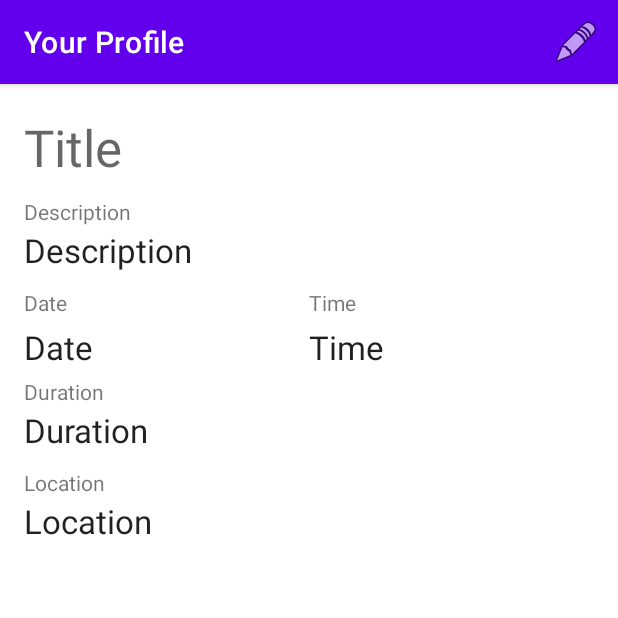
After one commit to stestrippoli/ShowProfileActivity, an Android app: the MainActivity screen opened directly, with no data from a screen before it, on a phone screen of 412 x 824 dp, the top half of it. The commit adds this screen. Run offline under Robolectric (Android 15) with nearby library versions, the phone set to English and light mode, and no system bars.

Commit message:
Added fragment and changes to menu item

```diff
--- a/app/build.gradle
+++ b/app/build.gradle
@@ -40,6 +40,10 @@ dependencies {
     implementation 'androidx.appcompat:appcompat:1.4.1'
     implementation 'com.google.android.material:material:1.5.0'
     implementation 'androidx.constraintlayout:constraintlayout:2.1.3'
+    implementation 'androidx.fragment:fragment-ktx:1.4.1'
+    implementation 'androidx.lifecycle:lifecycle-viewmodel-ktx:2.4.1'
+    implementation 'androidx.lifecycle:lifecycle-livedata-ktx:2.4.1'
+    implementation 'androidx.legacy:legacy-support-v4:1.0.0'
     testImplementation 'junit:junit:4.13.2'
     androidTestImplementation 'androidx.test.ext:junit:1.1.3'
     androidTestImplementation 'androidx.test.espresso:espresso-core:3.4.0'
--- /dev/null
+++ b/app/src/main/java/com/example/showprofileactivity/MainActivity.kt
@@ -0,0 +1,14 @@
+package com.example.showprofileactivity
+
+import androidx.appcompat.app.AppCompatActivity
+import android.os.Bundle
+import android.view.Menu
+import android.view.MenuInflater
+import android.view.MenuItem
+
+class MainActivity : AppCompatActivity() {
+    override fun onCreate(savedInstanceState: Bundle?) {
+        super.onCreate(savedInstanceState)
+        setContentView(R.layout.activity_main)
+    }
+}
--- a/app/src/main/java/com/example/showprofileactivity/ShowProfileActivity.kt
+++ b/app/src/main/java/com/example/showprofileactivity/ShowProfileActivity.kt
@@ -22,9 +22,9 @@ class ShowProfileActivity : AppCompatActivity() {
         val namebox = findViewById<TextView>(R.id.name)
         val nicknamebox = findViewById<TextView>(R.id.nickname)
         val emailbox = findViewById<TextView>(R.id.email)
-        val locationbox = findViewById<TextView>(R.id.location)
+        val locationbox = findViewById<TextView>(R.id.locationLabel)
         val skillsbox = findViewById<TextView>(R.id.skills)
-        val descbox = findViewById<TextView>(R.id.description)
+        val descbox = findViewById<TextView>(R.id.descriptionLabel)
         val sharedPref =this.getPreferences(Context.MODE_PRIVATE) ?: return
         val myJSON = JSONObject(
             sharedPref.getString("profile",
@@ -57,9 +57,9 @@ class ShowProfileActivity : AppCompatActivity() {
         b.putString("showprofileactivity.FULL_NAME", findViewById<TextView>(R.id.name).text.toString())
         b.putString("showprofileactivity.NICKNAME", findViewById<TextView>(R.id.nickname).text.toString())
         b.putString("showprofileactivity.EMAIL", findViewById<TextView>(R.id.email).text.toString())
-        b.putString("showprofileactivity.LOCATION", findViewById<TextView>(R.id.location).text.toString())
+        b.putString("showprofileactivity.LOCATION", findViewById<TextView>(R.id.locationLabel).text.toString())
         b.putString("showprofileactivity.SKILLS", findViewById<TextView>(R.id.skills).text.toString())
-        b.putString("showprofileactivity.DESCRIPTION", findViewById<TextView>(R.id.description).text.toString())
+        b.putString("showprofileactivity.DESCRIPTION", findViewById<TextView>(R.id.descriptionLabel).text.toString())
         b.putString("showprofileactivity.IMG", myJSON.getString("img").toString())
         i.putExtras(b)
 
--- /dev/null
+++ b/app/src/main/java/com/example/showprofileactivity/TimeSlotDetailsFragment.kt
@@ -0,0 +1,72 @@
+package com.example.showprofileactivity
+
+import android.os.Bundle
+import android.view.*
+import androidx.fragment.app.Fragment
+import android.view.Menu
+import android.view.MenuInflater
+import android.view.MenuItem
+
+// TODO: Rename parameter arguments, choose names that match
+// the fragment initialization parameters, e.g. ARG_ITEM_NUMBER
+private const val ARG_PARAM1 = "param1"
+private const val ARG_PARAM2 = "param2"
+
+/**
+ * A simple [Fragment] subclass.
+ * Use the [TimeSlotDetailsFragment.newInstance] factory method to
+ * create an instance of this fragment.
+ */
+class TimeSlotDetailsFragment : Fragment() {
+    // TODO: Rename and change types of parameters
+    private var param1: String? = null
+    private var param2: String? = null
+
+    override fun onCreate(savedInstanceState: Bundle?) {
+        super.onCreate(savedInstanceState)
+        arguments?.let {
+            param1 = it.getString(ARG_PARAM1)
+            param2 = it.getString(ARG_PARAM2)
+        }
+        setHasOptionsMenu(true)
+    }
+
+    override fun onCreateView(
+        inflater: LayoutInflater, container: ViewGroup?,
+        savedInstanceState: Bundle?
+    ): View? {
+        // Inflate the layout for this fragment
+        return inflater.inflate(R.layout.fragment_time_slot_details, container, false)
+    }
+
+    companion object {
+        /**
+         * Use this factory method to create a new instance of
+         * this fragment using the provided parameters.
+         *
+         * @param param1 Parameter 1.
+         * @param param2 Parameter 2.
+         * @return A new instance of fragment TimeSlotDetailsFragment.
+         */
+        // TODO: Rename and change types and number of parameters
+        @JvmStatic
+        fun newInstance(param1: String, param2: String) =
+            TimeSlotDetailsFragment().apply {
+                arguments = Bundle().apply {
+                    putString(ARG_PARAM1, param1)
+                    putString(ARG_PARAM2, param2)
+                }
+            }
+    }
+
+    override fun onCreateOptionsMenu(menu: Menu, inflater:MenuInflater){
+        inflater.inflate(R.menu.fragment_menu, menu)
+        super.onCreateOptionsMenu(menu, inflater)
+    }
+
+    override fun onOptionsItemSelected(item: MenuItem): Boolean {
+        super.onContextItemSelected(item)
+        //editFragment()
+        return true
+    }
+}
--- a/app/src/main/res/layout-land/activity_show_profile.xml
+++ b/app/src/main/res/layout-land/activity_show_profile.xml
@@ -64,7 +64,7 @@
                 android:textSize="22sp" />
 
             <TextView
-                android:id="@+id/location"
+                android:id="@+id/locationLabel"
                 android:layout_width="match_parent"
                 android:layout_height="wrap_content"
                 android:layout_marginBottom="12dp"
@@ -143,7 +143,7 @@
                 android:textSize="22sp" />
 
             <TextView
-                android:id="@+id/description"
+                android:id="@+id/descriptionLabel"
 
                 android:layout_width="match_parent"
                 android:layout_height="wrap_content"
--- /dev/null
+++ b/app/src/main/res/layout/activity_main.xml
@@ -0,0 +1,18 @@
+<?xml version="1.0" encoding="utf-8"?>
+<androidx.constraintlayout.widget.ConstraintLayout xmlns:android="http://schemas.android.com/apk/res/android"
+    xmlns:app="http://schemas.android.com/apk/res-auto"
+    xmlns:tools="http://schemas.android.com/tools"
+    android:layout_width="match_parent"
+    android:layout_height="match_parent"
+    tools:context=".MainActivity">
+
+    <androidx.fragment.app.FragmentContainerView
+        android:id="@+id/fragmentContainerView"
+        android:name="com.example.showprofileactivity.TimeSlotDetailsFragment"
+        android:layout_width="0dp"
+        android:layout_height="0dp"
+        app:layout_constraintBottom_toBottomOf="parent"
+        app:layout_constraintEnd_toEndOf="parent"
+        app:layout_constraintStart_toStartOf="parent"
+        app:layout_constraintTop_toTopOf="parent" />
+</androidx.constraintlayout.widget.ConstraintLayout>
--- a/app/src/main/res/layout/activity_show_profile.xml
+++ b/app/src/main/res/layout/activity_show_profile.xml
@@ -27,9 +27,9 @@
         android:layout_width="match_parent"
         android:layout_height="wrap_content"
 
-        android:layout_marginStart="8dp"
+        android:layout_marginStart="16dp"
         android:layout_marginTop="8dp"
-        android:layout_marginEnd="8dp"
+        android:layout_marginEnd="16dp"
         android:text="@string/name"
         android:textAlignment="center"
         android:textAppearance="@style/TextAppearance.AppCompat.Display2"
@@ -66,7 +66,7 @@
                 android:textSize="22sp" />
 
             <TextView
-                android:id="@+id/location"
+                android:id="@+id/locationLabel"
                 android:layout_width="match_parent"
                 android:layout_height="wrap_content"
                 android:layout_marginBottom="12dp"
@@ -145,7 +145,7 @@
                 android:textSize="22sp" />
 
             <TextView
-                android:id="@+id/description"
+                android:id="@+id/descriptionLabel"
 
                 android:layout_width="match_parent"
                 android:layout_height="wrap_content"
--- /dev/null
+++ b/app/src/main/res/layout/fragment_time_slot_details.xml
@@ -0,0 +1,134 @@
+<?xml version="1.0" encoding="utf-8"?>
+<LinearLayout xmlns:android="http://schemas.android.com/apk/res/android"
+    xmlns:tools="http://schemas.android.com/tools"
+    android:layout_width="match_parent"
+    android:layout_height="wrap_content"
+    android:layout_margin="16dp"
+    android:orientation="vertical"
+    tools:context=".TimeSlotDetailsFragment">
+
+    <!-- TODO: Update blank fragment layout -->
+
+    <TextView
+        android:id="@+id/title"
+        android:layout_width="match_parent"
+        android:layout_height="match_parent"
+        android:layout_marginTop="3dp"
+        android:layout_marginBottom="5dp"
+        android:layout_weight="1"
+        android:text="Title"
+        android:textAppearance="@style/TextAppearance.AppCompat.Display1" />
+
+    <TextView
+        android:id="@+id/descriptionLabel"
+        android:layout_width="match_parent"
+        android:layout_height="match_parent"
+        android:layout_marginTop="5dp"
+        android:layout_weight="2"
+        android:text="@string/labelDescription"
+        android:textAppearance="@style/TextAppearance.AppCompat.Small" />
+
+    <TextView
+        android:id="@+id/description"
+        android:layout_width="match_parent"
+        android:layout_height="match_parent"
+        android:layout_marginTop="1dp"
+        android:layout_marginBottom="5dp"
+        android:layout_weight="1"
+        android:text="Description"
+        android:textAppearance="@style/TextAppearance.AppCompat.Large" />
+
+    <LinearLayout
+        android:layout_width="match_parent"
+        android:layout_height="match_parent"
+        android:layout_marginTop="5dp"
+        android:layout_marginBottom="5dp"
+        android:layout_weight="1"
+        android:orientation="horizontal">
+
+        <LinearLayout
+            android:layout_width="match_parent"
+            android:layout_height="match_parent"
+            android:layout_weight="1"
+            android:orientation="vertical">
+
+            <TextView
+                android:id="@+id/dateLabel"
+                android:layout_width="match_parent"
+                android:layout_height="match_parent"
+                android:layout_weight="1"
+                android:text="@string/labelDate"
+                android:textAppearance="@style/TextAppearance.AppCompat.Small" />
+
+            <TextView
+                android:id="@+id/date"
+                android:layout_width="match_parent"
+                android:layout_height="match_parent"
+                android:layout_weight="1"
+                android:text="Date"
+                android:textAppearance="@style/TextAppearance.AppCompat.Large" />
+        </LinearLayout>
+
+        <LinearLayout
+            android:layout_width="match_parent"
+            android:layout_height="match_parent"
+            android:layout_weight="1"
+            android:orientation="vertical">
+
+            <TextView
+                android:id="@+id/timeLabel"
+                android:layout_width="match_parent"
+                android:layout_height="match_parent"
+                android:layout_weight="1"
+                android:text="@string/labelTime"
+                android:textAppearance="@style/TextAppearance.AppCompat.Small" />
+
+            <TextView
+                android:id="@+id/time"
+                android:layout_width="match_parent"
+                android:layout_height="match_parent"
+                android:layout_weight="1"
+                android:text="Time"
+                android:textAppearance="@style/TextAppearance.AppCompat.Large" />
+        </LinearLayout>
+    </LinearLayout>
+
+    <TextView
+        android:id="@+id/durationLabel"
+        android:layout_width="match_parent"
+        android:layout_height="match_parent"
+        android:layout_marginTop="5dp"
+        android:layout_weight="1"
+        android:text="@string/labelDuration"
+        android:textAppearance="@style/TextAppearance.AppCompat.Small" />
+
+    <TextView
+        android:id="@+id/duration"
+        android:layout_width="match_parent"
+        android:layout_height="match_parent"
+        android:layout_marginTop="1dp"
+        android:layout_marginBottom="5dp"
+        android:layout_weight="1"
+        android:text="Duration"
+        android:textAppearance="@style/TextAppearance.AppCompat.Large" />
+
+    <TextView
+        android:id="@+id/locationLabel"
+        android:layout_width="match_parent"
+        android:layout_height="match_parent"
+        android:layout_marginTop="5dp"
+        android:layout_weight="1"
+        android:text="@string/labelLocation"
+        android:textAppearance="@style/TextAppearance.AppCompat.Small" />
+
+    <TextView
+        android:id="@+id/location"
+        android:layout_width="match_parent"
+        android:layout_height="match_parent"
+        android:layout_marginTop="1dp"
+        android:layout_marginBottom="5dp"
+        android:layout_weight="1"
+        android:text="@string/labelLocation"
+        android:textAppearance="@style/TextAppearance.AppCompat.Large" />
+
+</LinearLayout>
--- /dev/null
+++ b/app/src/main/res/menu/fragment_menu.xml
@@ -0,0 +1,10 @@
+<?xml version="1.0" encoding="utf-8"?>
+<menu xmlns:app="http://schemas.android.com/apk/res-auto"
+    xmlns:android="http://schemas.android.com/apk/res/android">
+    <item
+
+        android:id="@+id/modifybtn"
+        android:icon="@android:drawable/ic_menu_edit"
+        android:title="Edit advertisement"
+        app:showAsAction="always" />
+</menu>
--- a/app/src/main/res/values/strings.xml
+++ b/app/src/main/res/values/strings.xml
@@ -12,11 +12,16 @@
     <string name="labelEmail">Email</string>
     <string name="labelSkills">Skills</string>
     <string name="labelDescription">Description</string>
+    <string name="labelDate">Date</string>
+    <string name="labelTime">Time</string>
+    <string name="labelDuration">Duration</string>
     <string name="propic">Your Profile Picture</string>
     <string name="preference_profile_info_file">preferences</string>
     <string name="modify">Modify your profile</string>
 
     <string name="camera">Use camera to take picture</string>
     <string name="gallery">Select an image from the phone gallery</string>
+    <!-- TODO: Remove or change this placeholder text -->
+    <string name="hello_blank_fragment">Hello blank fragment</string>
 
 </resources>
--- a/build.gradle
+++ b/build.gradle
@@ -2,7 +2,7 @@
 plugins {
     id 'com.android.application' version '7.1.2' apply false
     id 'com.android.library' version '7.1.2' apply false
-    id 'org.jetbrains.kotlin.android' version '1.6.10' apply false
+    id 'org.jetbrains.kotlin.android' version '1.6.21' apply false
 }
 
 task clean(type: Delete) {
```
Also changed, not shown: app/src/main/AndroidManifest.xml (+10 -5 lines).
